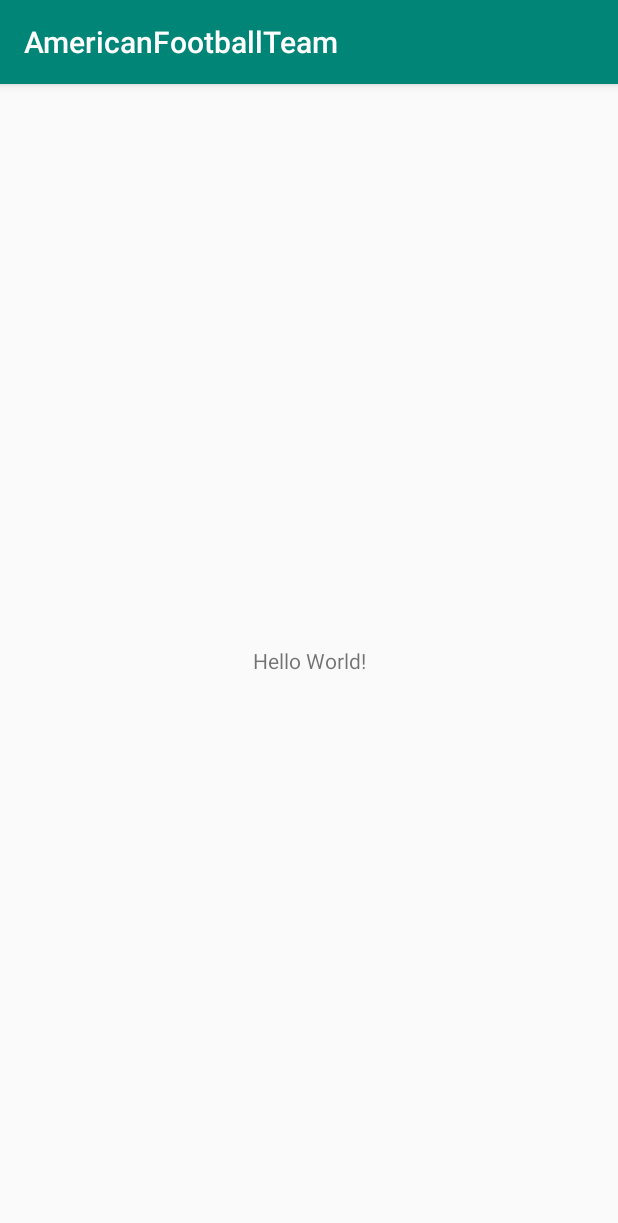
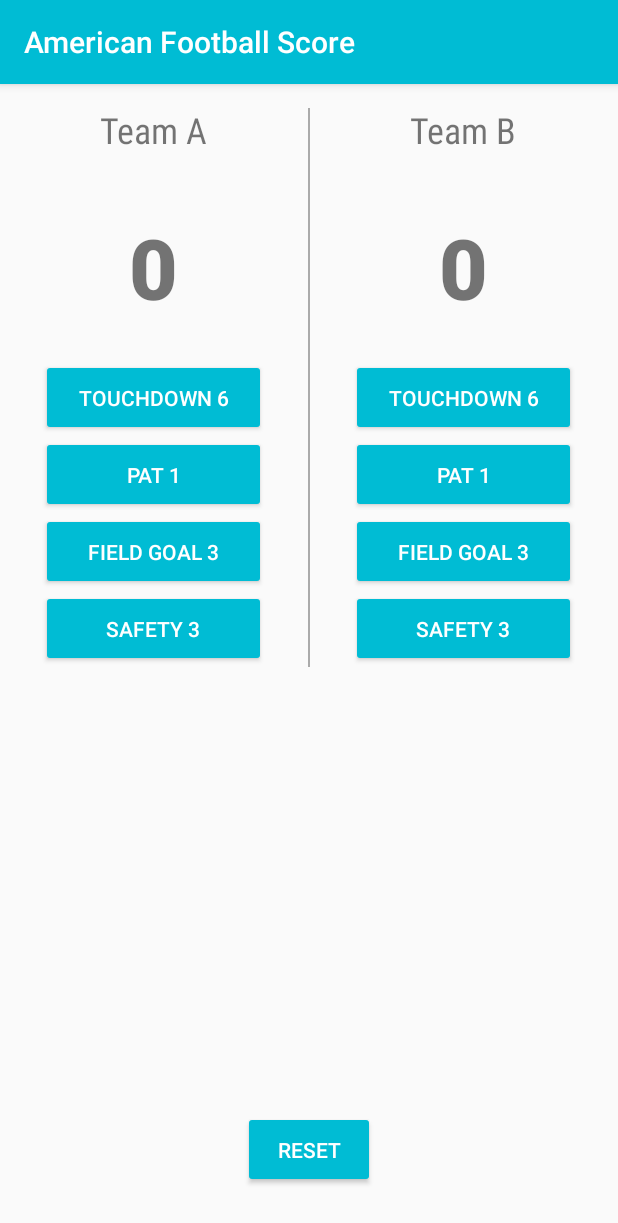
Before and after one commit to anne06/GAB_UserInput_3_AmericanFootballTeam, an Android app: the screen it shows after launch (MainActivity), on a phone screen of 412 x 824 dp. Shown: the top 1223 px of the screen. Run offline under Robolectric (Android 15) with nearby library versions, the phone set to English and light mode, and no system bars.

Commit message:
made all styling

```diff
--- a/app/src/main/res/layout/activity_main.xml
+++ b/app/src/main/res/layout/activity_main.xml
@@ -1,18 +1,170 @@
 <?xml version="1.0" encoding="utf-8"?>
-<android.support.constraint.ConstraintLayout xmlns:android="http://schemas.android.com/apk/res/android"
+<RelativeLayout xmlns:android="http://schemas.android.com/apk/res/android"
     xmlns:app="http://schemas.android.com/apk/res-auto"
     xmlns:tools="http://schemas.android.com/tools"
     android:layout_width="match_parent"
     android:layout_height="match_parent"
     tools:context=".MainActivity">
 
-    <TextView
+    <LinearLayout
+        android:layout_alignParentTop="true"
+        android:layout_width="match_parent"
+        android:layout_height="wrap_content"
+        android:orientation="horizontal">
+
+        <LinearLayout
+            android:layout_weight="1"
+            android:layout_width="0dp"
+            android:layout_height="wrap_content"
+            android:orientation="vertical">
+
+            <TextView
+                android:layout_width="wrap_content"
+                android:layout_height="wrap_content"
+                android:text="Team A"
+                android:padding="14dp"
+                android:fontFamily="sans-serif-condensed"
+                android:textSize="24sp"
+                android:layout_gravity="center_horizontal"
+                />
+
+            <TextView
+                android:layout_width="wrap_content"
+                android:layout_height="wrap_content"
+                android:text="0"
+                android:padding="24dp"
+                android:fontFamily="sans-serif-black"
+                android:textSize="56sp"
+                android:layout_gravity="center_horizontal"
+                />
+
+            <Button
+                android:layout_width="150sp"
+                android:layout_height="wrap_content"
+                android:text="Touchdown 6"
+                android:padding="16dp"
+                android:layout_gravity="center_horizontal"
+                android:textColor="@android:color/white"
+                />
+
+            <Button
+                android:layout_width="150sp"
+                android:layout_height="wrap_content"
+                android:text="PAT 1"
+                android:padding="16dp"
+                android:layout_gravity="center_horizontal"
+                android:textColor="@android:color/white"
+
+                />
+
+            <Button
+                android:layout_width="150sp"
+                android:layout_height="wrap_content"
+                android:text="Field goal 3"
+                android:padding="16dp"
+                android:layout_gravity="center_horizontal"
+                android:textColor="@android:color/white"
+
+                />
+
+            <Button
+                android:layout_width="150sp"
+                android:layout_height="wrap_content"
+                android:text="safety 3"
+                android:padding="16dp"
+                android:layout_gravity="center_horizontal"
+                android:textColor="@android:color/white"
+
+                />
+
+        </LinearLayout>
+        <View
+            android:layout_width="1dp"
+            android:layout_height="match_parent"
+            android:background="@android:color/darker_gray"
+            android:layout_marginTop="16dp"
+            />
+
+        <LinearLayout
+            android:layout_weight="1"
+            android:layout_width="0dp"
+            android:layout_height="wrap_content"
+            android:orientation="vertical">
+
+            <TextView
+                android:layout_width="wrap_content"
+                android:layout_height="wrap_content"
+                android:text="Team B"
+                android:padding="14dp"
+                android:fontFamily="sans-serif-condensed"
+                android:textSize="24sp"
+                android:layout_gravity="center_horizontal"
+                />
+
+            <TextView
+                android:layout_width="wrap_content"
+                android:layout_height="wrap_content"
+                android:text="0"
+                android:padding="24dp"
+                android:fontFamily="sans-serif-black"
+                android:textSize="56sp"
+                android:layout_gravity="center_horizontal"
+                />
+
+            <Button
+                android:layout_width="150sp"
+                android:layout_height="wrap_content"
+                android:text="Touchdown 6"
+                android:padding="16dp"
+                android:layout_gravity="center_horizontal"
+                android:textColor="@android:color/white"
+
+                />
+
+            <Button
+                android:layout_width="150sp"
+                android:layout_height="wrap_content"
+                android:text="PAT 1"
+                android:padding="16dp"
+                android:layout_gravity="center_horizontal"
+                android:textColor="@android:color/white"
+
+                />
+
+            <Button
+                android:layout_width="150sp"
+                android:layout_height="wrap_content"
+                android:text="Field goal 3"
+                android:padding="16dp"
+                android:layout_gravity="center_horizontal"
+                android:textColor="@android:color/white"
+
+                />
+
+            <Button
+                android:layout_width="150sp"
+                android:layout_height="wrap_content"
+                android:text="safety 3"
+                android:padding="16dp"
+                android:layout_gravity="center_horizontal"
+                android:textColor="@android:color/white"
+
+                />
+
+        </LinearLayout>
+
+    </LinearLayout>
+
+    <Button
+        android:layout_alignParentBottom="true"
+        android:layout_centerHorizontal="true"
         android:layout_width="wrap_content"
         android:layout_height="wrap_content"
-        android:text="Hello World!"
-        app:layout_constraintBottom_toBottomOf="parent"
-        app:layout_constraintLeft_toLeftOf="parent"
-        app:layout_constraintRight_toRightOf="parent"
-        app:layout_constraintTop_toTopOf="parent" />
+        android:text="reset"
+        android:padding="16dp"
+        android:layout_margin="32dp"
+        android:textColor="@android:color/white"
 
-</android.support.constraint.ConstraintLayout>
+        />
+
+</RelativeLayout>
--- a/app/src/main/res/values/strings.xml
+++ b/app/src/main/res/values/strings.xml
@@ -1,3 +1,3 @@
 <resources>
-    <string name="app_name">AmericanFootballTeam</string>
+    <string name="app_name">American Football Score</string>
 </resources>
--- a/app/src/main/res/values/styles.xml
+++ b/app/src/main/res/values/styles.xml
@@ -3,9 +3,10 @@
     <!-- Base application theme. -->
     <style name="AppTheme" parent="Theme.AppCompat.Light.DarkActionBar">
         <!-- Customize your theme here. -->
-        <item name="colorPrimary">@color/colorPrimary</item>
+        <item name="colorPrimary">#FF00BCD4</item>
         <item name="colorPrimaryDark">@color/colorPrimaryDark</item>
         <item name="colorAccent">@color/colorAccent</item>
+        <item name="colorButtonNormal">#FF00BCD4</item>
     </style>
 
 </resources>
```
